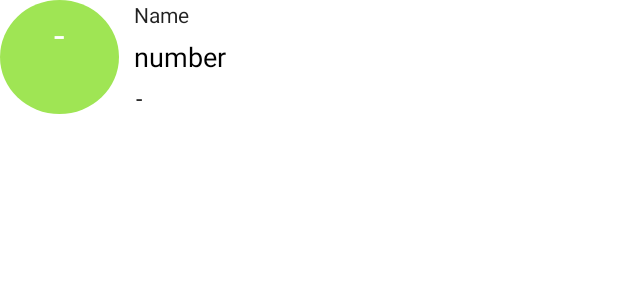
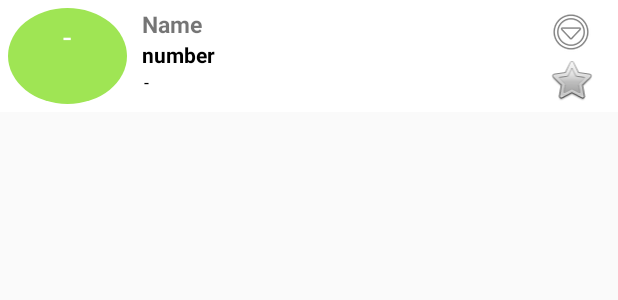
Before and after one commit to mnhmilu/POCTabedLayout, an Android app: the layout lv_item_lastcallhistory.xml on its own in the app's theme, with its tools: preview values and no code run, on a phone screen of 412 x 824 dp. Shown: the top 300 px of the screen. Run offline under Robolectric (Android 15) with nearby library versions, the phone set to English and light mode, and no system bars.

Commit message:
List View Updated

```diff
--- a/app/src/main/res/layout/lv_item_lastcallhistory.xml
+++ b/app/src/main/res/layout/lv_item_lastcallhistory.xml
@@ -1,55 +1,71 @@
 <?xml version="1.0" encoding="utf-8"?>
 <LinearLayout xmlns:android="http://schemas.android.com/apk/res/android"
+    xmlns:app="http://schemas.android.com/apk/res-auto"
     xmlns:tools="http://schemas.android.com/tools"
     android:layout_width="match_parent"
-    android:layout_height="match_parent"
+    android:layout_height="wrap_content"
     android:background="#ffffff"
-    android:orientation="vertical">
 
-    <RelativeLayout
+    android:orientation="horizontal">
+
+
+    <LinearLayout
         android:layout_width="match_parent"
-        android:layout_height="76dp"
-        android:orientation="vertical">
+        android:layout_height="wrap_content"
+        android:layout_marginLeft="5dp"
+        android:layout_marginRight="5dp"
+        android:layout_marginTop="5dp"
+        android:layout_marginBottom="5dp"
+        android:layout_weight="1"
+        android:orientation="horizontal">
 
 
         <TextView
             android:id="@+id/textViewDays"
-            android:layout_width="79dp"
+            android:layout_width="wrap_content"
             android:layout_height="match_parent"
+            android:layout_weight="1"
             android:background="@drawable/rounded_textview"
             android:paddingTop="5dp"
             android:text="TextView"
             android:textAlignment="center"
             android:textColor="@android:color/white"
-            android:textSize="25dp"
+            android:textSize="20dp"
             tools:text="-" />
 
+        <LinearLayout
+            android:layout_width="wrap_content"
+            android:layout_height="wrap_content"
+            android:layout_weight="1"
+            android:orientation="vertical">
 
             <TextView
                 android:id="@+id/name"
-            android:layout_width="305dp"
+                android:layout_width="251dp"
                 android:layout_height="wrap_content"
                 android:layout_alignParentTop="true"
                 android:layout_toEndOf="@+id/textViewDays"
                 android:gravity="center_vertical"
                 android:paddingLeft="10dp"
                 android:text="Name"
-            android:textAppearance="@style/TextAppearance.AppCompat.Body1" />
+                android:textSize="15dp"
+                android:textStyle="bold" />
 
             <TextView
                 android:id="@+id/number"
-            android:layout_width="wrap_content"
+                android:layout_width="145dp"
                 android:layout_height="wrap_content"
                 android:layout_alignStart="@+id/name"
                 android:layout_centerVertical="true"
                 android:paddingLeft="10dp"
                 android:text="number"
+                android:textAppearance="@style/TextAppearance.AppCompat.Body1"
                 android:textColor="#000000"
-            android:textSize="18dp" />
+                android:textStyle="bold" />
 
             <TextView
                 android:id="@+id/lastCallDate"
-            android:layout_width="280dp"
+                android:layout_width="match_parent"
                 android:layout_height="wrap_content"
                 android:layout_alignParentBottom="true"
                 android:layout_alignStart="@+id/name"
@@ -57,9 +73,33 @@
                 android:paddingLeft="10dp"
                 android:text="-"
                 android:textColor="#000000"
-            android:textSize="15sp" />
+                android:textSize="12dp" />
+        </LinearLayout>
+
+        <LinearLayout
+            android:layout_width="wrap_content"
+            android:layout_height="wrap_content"
+            android:layout_weight="1"
+            android:gravity="center"
+            android:orientation="vertical">
 
 
-    </RelativeLayout>
+
+            <ImageView
+                android:id="@+id/imageViewContactDetails"
+                android:layout_width="wrap_content"
+                android:layout_height="wrap_content"
+                app:srcCompat="@android:drawable/ic_menu_more" />
+
+            <ImageView
+                android:id="@+id/imageViewFlag"
+                android:layout_width="match_parent"
+                android:layout_height="wrap_content"
+                android:layout_weight="1"
+                app:srcCompat="@android:drawable/btn_star_big_off" />
+        </LinearLayout>
+
 
     </LinearLayout>
+
+</LinearLayout>
```
Also changed, not shown: app/src/main/java/com/mnhmilu/app/bondmaker/FragmentContactLastDayCallReport.java (+47 -16 lines). Lines whose indentation alone changed are shown as unchanged.
